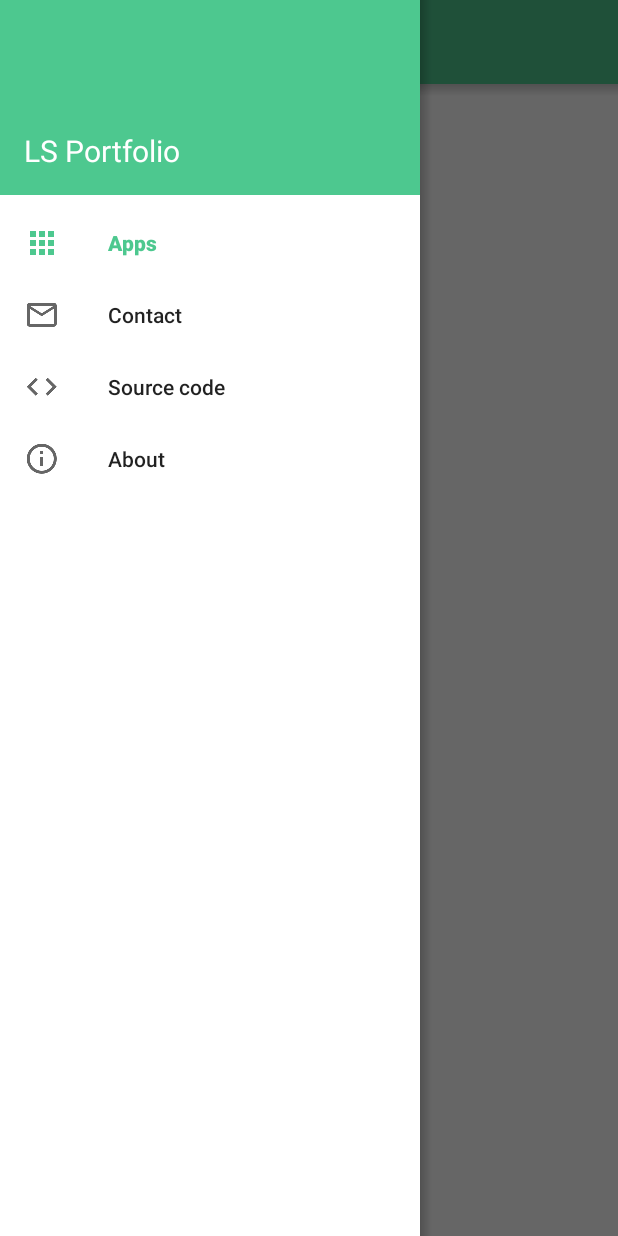
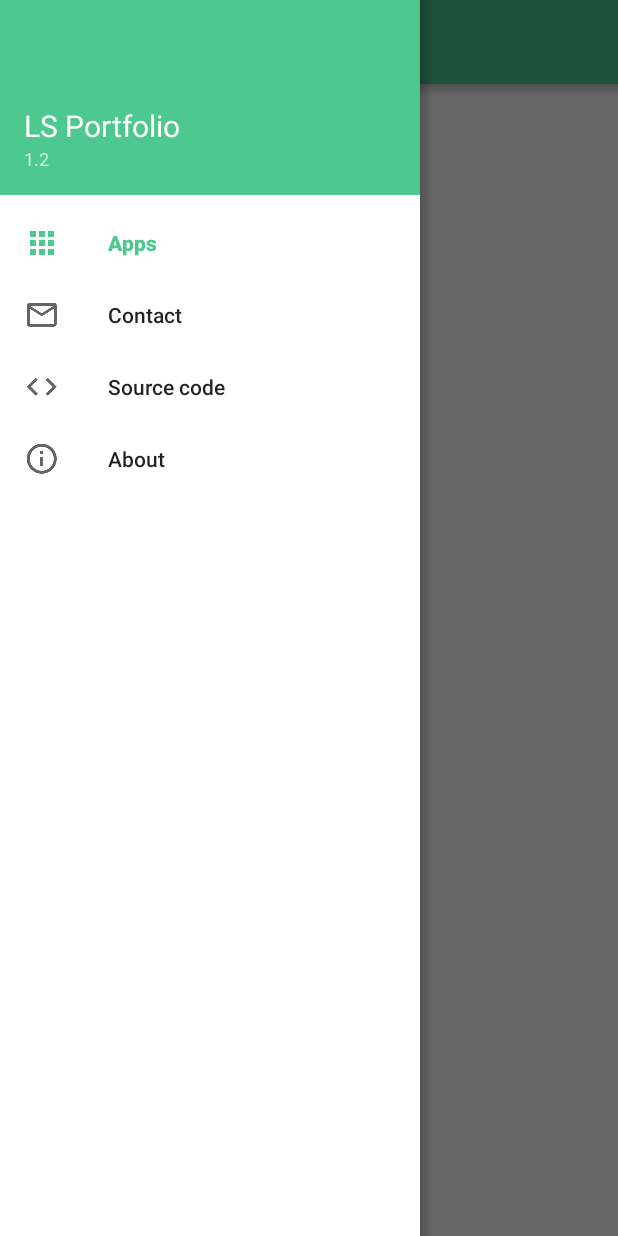
Before and after one commit to stedi-akk/LSPortfolio, an Android app: the DrawerActivity screen opened directly, with no data from a screen before it, with the side drawer open, on a phone screen of 412 x 824 dp. Run offline under Robolectric (Android 15) with nearby library versions, the phone set to English and light mode, and no system bars; our stand-ins replace ButterKnife, Dagger/Hilt's generated code, Picasso; libraries missing offline, so code that uses them is left out: rx.schedulers; pictures from the network do not load; 2 statements that could not run were skipped.

Commit message:
little fixes; other app name for debug version; version info in drawer

```diff
--- /dev/null
+++ b/app/src/debug/res/values/strings.xml
@@ -0,0 +1,4 @@
+<?xml version="1.0" encoding="utf-8"?>
+<resources>
+    <string name="app_name" translatable="false">LS Portfolio (DBG)</string>
+</resources>
--- a/app/src/main/java/com/stedi/lsportfolio/ui/activity/DrawerActivity.java
+++ b/app/src/main/java/com/stedi/lsportfolio/ui/activity/DrawerActivity.java
@@ -14,8 +14,10 @@ import android.support.v4.view.GravityCompat;
 import android.support.v4.widget.DrawerLayout;
 import android.view.MenuItem;
 import android.view.View;
+import android.widget.TextView;
 
 import com.stedi.lsportfolio.App;
+import com.stedi.lsportfolio.BuildConfig;
 import com.stedi.lsportfolio.R;
 import com.stedi.lsportfolio.other.ContextUtils;
 import com.stedi.lsportfolio.ui.fragments.ContactFragment;
@@ -42,6 +44,9 @@ public class DrawerActivity extends ToolbarActivity implements NavigationView.On
         App.getComponent().inject(this);
         setContentView(R.layout.drawer_activity);
         setToolbarIconListener(toolbarIconListener);
+
+        TextView tvVersion = (TextView) navigationView.getHeaderView(0).findViewById(R.id.navigation_header_version_info);
+        tvVersion.setText(BuildConfig.VERSION_NAME);
 
         navigationView.setNavigationItemSelectedListener(this);
         drawerLayout.addDrawerListener(this);
--- a/app/src/main/java/com/stedi/lsportfolio/ui/other/RxDialog.java
+++ b/app/src/main/java/com/stedi/lsportfolio/ui/other/RxDialog.java
@@ -118,6 +118,8 @@ public class RxDialog<T> extends DialogFragment {
     }
 
     private ConnectableObservable<T> prepare() {
+        if (onBackground == null)
+            throw new IllegalArgumentException("Observable is not specified. Did you forget to call with(OnBackground<T> onBackground) ?");
         ConnectableObservable<T> co = onBackground.getObservable()
                 .subscribeOn(Schedulers.io())
                 .publish();
--- a/app/src/main/res/layout/navigation_header.xml
+++ b/app/src/main/res/layout/navigation_header.xml
@@ -11,8 +11,14 @@
     <TextView
         android:layout_width="match_parent"
         android:layout_height="wrap_content"
+        android:text="@string/app_name"
         android:textColor="@color/white"
-        android:text="@string/app_name"
         android:textSize="@dimen/text_large" />
 
+    <TextView
+        android:id="@+id/navigation_header_version_info"
+        android:layout_width="match_parent"
+        android:layout_height="wrap_content"
+        android:textSize="@dimen/text_small" />
+
 </LinearLayout>
--- a/app/src/main/res/values/dimens.xml
+++ b/app/src/main/res/values/dimens.xml
@@ -1,5 +1,6 @@
 <?xml version="1.0" encoding="utf-8"?>
 <resources>
+    <dimen name="text_small">12sp</dimen>
     <dimen name="text_medium">16sp</dimen>
     <dimen name="text_large">20sp</dimen>
     <dimen name="ls_app_screen_height">427dp</dimen>
--- a/app/src/main/res/values/strings.xml
+++ b/app/src/main/res/values/strings.xml
@@ -1,6 +1,6 @@
 <?xml version="1.0" encoding="utf-8"?>
 <resources>
-    <string name="app_name">LS Portfolio</string>
+    <string name="app_name" translatable="false">LS Portfolio</string>
     <string name="about">About</string>
     <string name="apps">Apps</string>
     <string name="contact">Contact</string>
```
Also changed, not shown: app/src/main/java/com/stedi/lsportfolio/other/DBG.java (+6 -1 lines), 1 other file.
